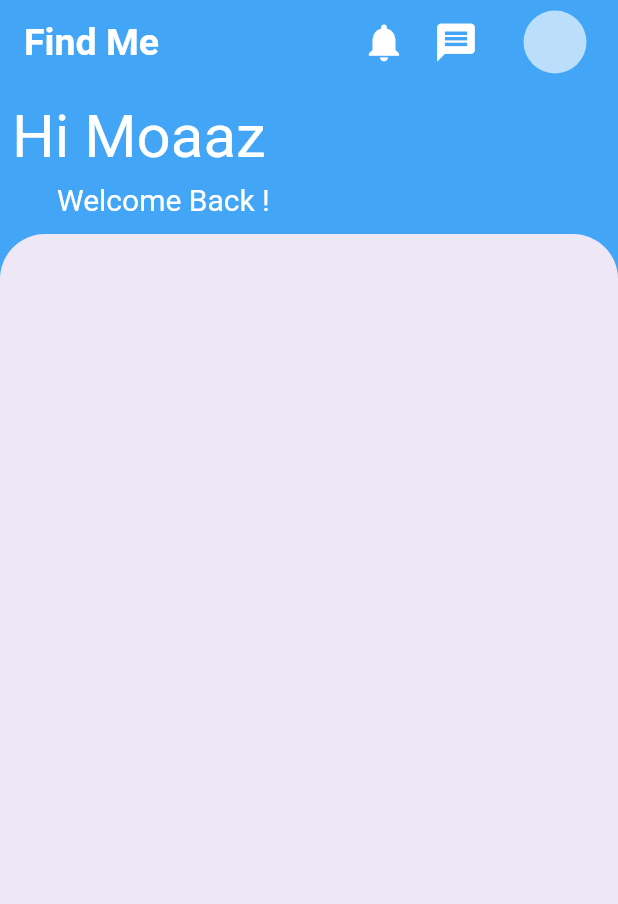
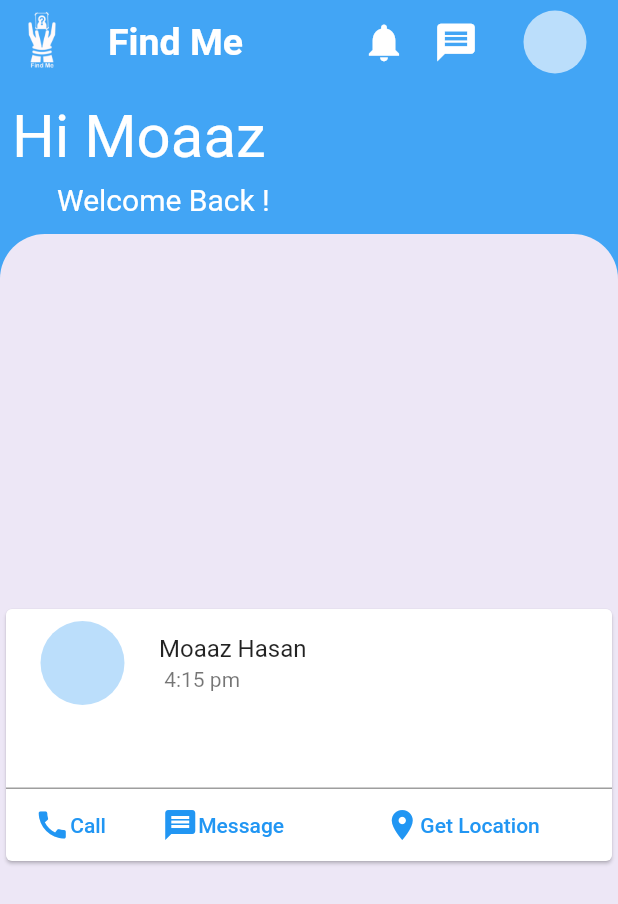
Before and after one commit to muaadh-hasan/Findme_Graduation_Project, a Flutter app: the screen it shows after launch, on a phone screen of 412 x 824 dp. Shown: the top 904 px of the screen. Run offline on Flutter 3.47's test engine with Material 2 defaults, Android fonts, the phone set to English and light mode, and no system bars.

Commit message:
Add Models and some code in Post Item.

```diff
--- /dev/null
+++ b/lib/models/message.dart
@@ -0,0 +1,9 @@
+import 'package:findme_gp_project/models/user.dart';
+
+class Message {
+  final User user;
+  final DateTime date;
+  final String text;
+
+  Message(this.user, this.date, this.text);
+}
--- /dev/null
+++ b/lib/models/user.dart
@@ -0,0 +1,22 @@
+import 'package:findme_gp_project/models/chat.dart';
+import 'package:findme_gp_project/models/notification_user.dart';
+import 'package:findme_gp_project/models/post.dart';
+import 'package:findme_gp_project/models/request.dart';
+import 'package:findme_gp_project/models/account.dart';
+
+class User {
+  final Account account;
+  final List<Post> posts;
+  final List<NotificationUser> notifications;
+  final List<Chat> chats;
+  final List<User> relatives;
+  final List<Request> requests;
+  User(
+    this.account,
+    this.posts,
+    this.notifications,
+    this.chats,
+    this.relatives,
+    this.requests,
+  );
+}
--- a/lib/screens/home_screen.dart
+++ b/lib/screens/home_screen.dart
@@ -1,3 +1,4 @@
+import 'package:findme_gp_project/widgets/post_item.dart';
 import 'package:flutter/material.dart';
 
 class HomeScreen extends StatefulWidget {
@@ -12,10 +13,11 @@ class _HomeScreenState extends State<HomeScreen> {
       backgroundColor: Theme.of(context).primaryColor,
       appBar: AppBar(
         backgroundColor: Colors.blue[400],
-        // leading: Image.asset('assets/images/l.jpg', height: 50, width: 50),
+        leading: Image.asset('assets/images/logo.png'),
         // CircleAvatar(
         //   radius: 35,
-        //   backgroundImage: AssetImage('assets/images/logo.png'),
+        //   // backgroundImage: AssetImage('assets/images/logo.png'),
+        //   child: Image.asset('assets/images/logo.png'),
         // ),
         title: Text(
           "Find Me",
@@ -77,12 +79,13 @@ class _HomeScreenState extends State<HomeScreen> {
           ),
           Expanded(
               child: Container(
+            width: double.infinity,
             decoration: BoxDecoration(
                 color: Theme.of(context).accentColor,
                 borderRadius: BorderRadius.only(
                     topLeft: Radius.circular(30),
                     topRight: Radius.circular(30))),
-            child: null,
+            child: PostItem(),
           )),
         ],
       ),
--- /dev/null
+++ b/lib/widgets/post_item.dart
@@ -0,0 +1,71 @@
+import 'package:flutter/material.dart';
+
+class PostItem extends StatefulWidget {
+  @override
+  _PostItemState createState() => _PostItemState();
+}
+
+class _PostItemState extends State<PostItem> {
+  @override
+  Widget build(BuildContext context) {
+    return Center(
+      child: Card(
+        child: Column(
+          mainAxisSize: MainAxisSize.min,
+          children: <Widget>[
+            const ListTile(
+              leading: CircleAvatar(radius: 35),
+              title: Text('Moaaz Hasan'),
+              subtitle: Text(' 4:15 pm'),
+            ),
+            TextField(),
+            Container(
+              child: Row(
+                mainAxisAlignment: MainAxisAlignment.spaceAround,
+                children: <Widget>[
+                  TextButton(
+                    child: Row(
+                      children: [
+                        Icon(Icons.call),
+                        Text('Call'),
+                      ],
+                    ),
+                    onPressed: () {},
+                  ),
+                  TextButton(
+                    child: Row(
+                      children: [
+                        Icon(Icons.message),
+                        Text('Message'),
+                      ],
+                    ),
+                    onPressed: () {},
+                  ),
+                  SizedBox(width: 8),
+                  TextButton(
+                    child: Row(
+                      children: [
+                        Icon(Icons.location_on),
+                        Text('Get Location'),
+                      ],
+                    ),
+                    onPressed: () {},
+                  ),
+                  // TextButton(
+                  //   child: Row(
+                  //     children: [
+                  //       Text('Who see This?'),
+                  //     ],
+                  //   ),
+                  //   onPressed: () {},
+                  // ),
+                  SizedBox(width: 8),
+                ],
+              ),
+            ),
+          ],
+        ),
+      ),
+    );
+  }
+}
--- a/pubspec.yaml
+++ b/pubspec.yaml
@@ -46,7 +46,7 @@ flutter:
 
   # To add assets to your application, add an assets section, like this:
   assets:
-    - assets/images
+    - assets/images/
   #   - images/a_dot_ham.jpeg
 
   # An image asset can refer to one or more resolution-specific "variants", see
```
Also changed, not shown: lib/models/account.dart (added, +23 -0 lines), lib/models/chat.dart (added, +15 -0 lines), lib/models/notification_user.dart (added, +9 -0 lines), lib/models/post.dart (added, +15 -0 lines), lib/models/request.dart (added, +8 -0 lines).
